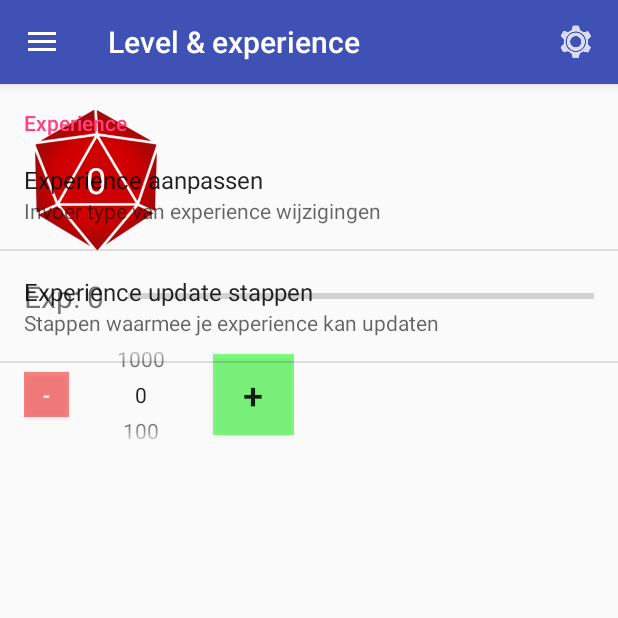
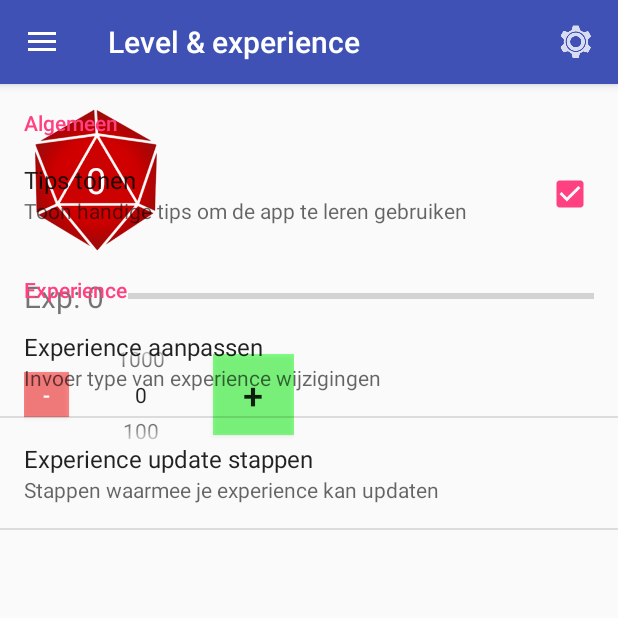
Before and after one commit to PatrickKuijpers/DnD-CharacterSheet, an Android app: the fragment SettingsFragment placed in its activity, on a phone screen of 412 x 824 dp, the top half of it. Run offline under Robolectric (Android 15) with nearby library versions, the phone set to English and light mode, and no system bars; 3 statements that could not run were skipped.

Commit message:
Hints setting toegevoegd

```diff
--- a/mobile/src/main/res/values/strings_setting.xml
+++ b/mobile/src/main/res/values/strings_settings.xml
@@ -1,21 +1,26 @@
 <?xml version="1.0" encoding="utf-8"?>
 <resources>
     <!-- Keys voor de settings. Verander deze nooit! -->
+    <string name="setting_key_show_hints">show_hints</string>
     <string name="setting_key_experience_update_type">experience_update_type</string>
     <string name="setting_key_experience_update_picker_steps">experience_update_steps</string>
 
     <!-- Overige gegevens voor de settings -->
+    <string name="setting_category_title_general">Algemeen</string>
     <string name="setting_category_title_experience">Experience</string>
 
+    <string name="setting_title_show_hints">Tips tonen</string>
     <string name="setting_title_experience_update_type">Experience aanpassen</string>
     <string name="setting_title_experience_update_picker_steps">Experience update stappen</string>
 
+    <string name="setting_summary_show_hints">Toon handige tips om de app te leren gebruiken</string>
     <string name="setting_summary_experience_update_type">Invoer type van experience wijzigingen</string>
     <string name="setting_summary_experience_update_picker_steps">Stappen waarmee je experience kan updaten</string>
 
     <string name="setting_dialogtitle_experience_update_type">Hoe wil je de experience kunnen wijzigen?</string>
     <string name="setting_dialogtitle_experience_update_picker_steps">@string/setting_title_experience_update_picker_steps</string>
 
+    <string name="setting_defaultvalue_show_hints">true</string>
     <string name="setting_defaultvalue_experience_update_type">@string/setting_entry_experience_update_type_numberpicker</string>
     <string name="setting_defaultvalue_experience_update_picker_steps">100</string>
 
--- a/mobile/src/main/res/xml/settings.xml
+++ b/mobile/src/main/res/xml/settings.xml
@@ -1,5 +1,12 @@
 <?xml version="1.0" encoding="utf-8"?>
 <PreferenceScreen xmlns:android="http://schemas.android.com/apk/res/android">
+    <PreferenceCategory android:title="@string/setting_category_title_general">
+        <CheckBoxPreference
+            android:defaultValue="@string/setting_defaultvalue_show_hints"
+            android:key="@string/setting_key_show_hints"
+            android:summary="@string/setting_summary_show_hints"
+            android:title="@string/setting_title_show_hints"/>
+    </PreferenceCategory>
     <PreferenceCategory android:title="@string/setting_category_title_experience">
         <ListPreference
             android:defaultValue="@string/setting_defaultvalue_experience_update_type"
```
